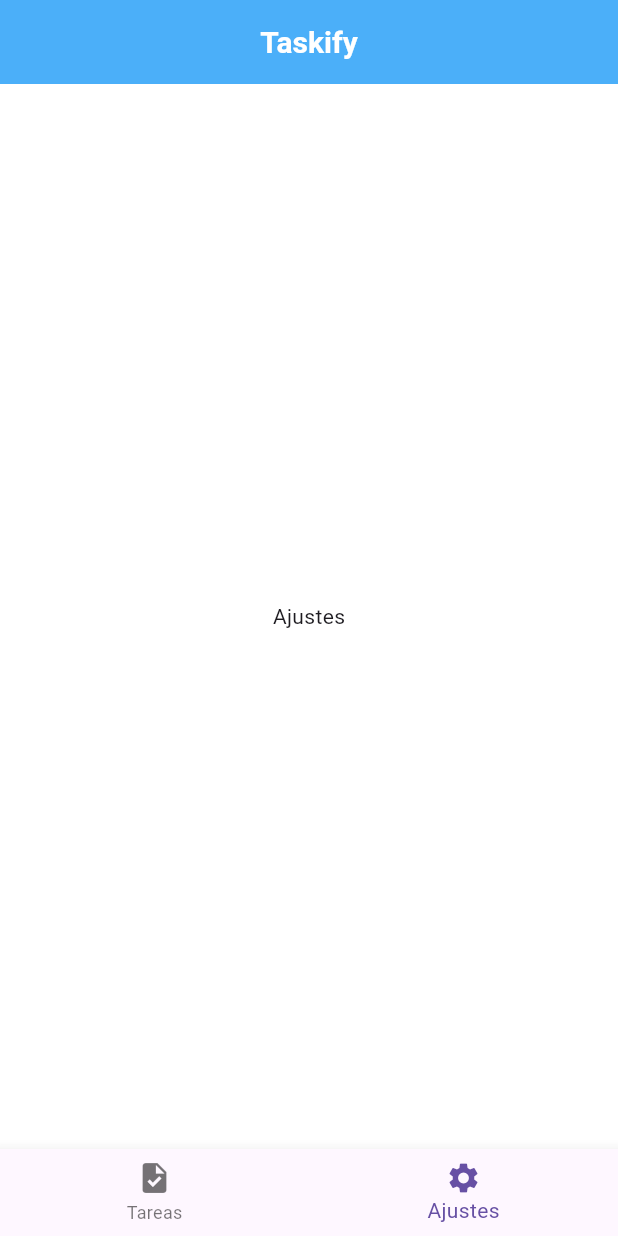
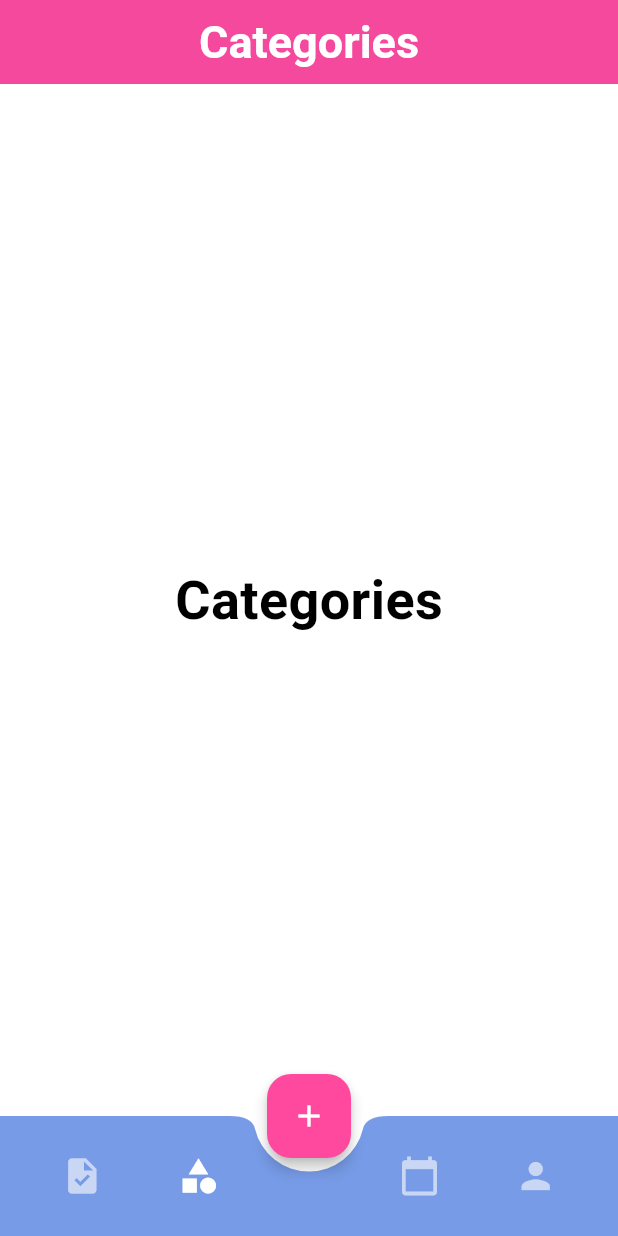
Before and after one commit to PedroCB192/Taskify, a Flutter app: the screen it shows once a user with an empty profile is signed in, item 2 of the bottom bar chosen, on a phone screen of 412 x 824 dp. Run offline on Flutter 3.47's test engine with Material 3 defaults, Android fonts, the phone set to English and light mode, and no system bars; our stand-ins replace cloud_firestore, firebase_auth, firebase_core; accounts and stored records are empty.

Commit message:
feat: Add calendar, categories, and profile screens; implement task management models and create task modal

```diff
--- a/lib/core/constants/app_colors.dart
+++ b/lib/core/constants/app_colors.dart
@@ -1,5 +1,3 @@
-import 'dart:ui';
-
 import 'package:flutter/material.dart';
 
 class AppColors {
--- a/lib/core/constants/app_themes.dart
+++ b/lib/core/constants/app_themes.dart
@@ -7,14 +7,11 @@ ThemeData appLightTheme = ThemeData(
 
   // ========== AppBar Global ==========
   appBarTheme: AppBarTheme(
-      backgroundColor: AppColors.argentinianBlue,
+    backgroundColor: AppColors.roseBonbon,
     foregroundColor: Colors.white,
     centerTitle: true,
     elevation: 2,
-      titleTextStyle: const TextStyle(
-        fontSize: 20,
-        fontWeight: FontWeight.w600,
-      ),
+    titleTextStyle: const TextStyle(fontSize: 20, fontWeight: FontWeight.w600),
   ),
 
   // ========== BottomAppBar Global ==========
@@ -32,20 +29,21 @@ ThemeData appLightTheme = ThemeData(
   ),
 
   // ========== IconButtons (BottomNav) ==========
-    iconTheme: IconThemeData(
-      color: Colors.white, // Color por defecto
-      size: 28,
-    ),
+  iconTheme: IconThemeData(color: Colors.white, size: 28),
 
-  // ========== TextTheme ==========
+  // ========== Inputs (TextField, DropdownMenu) ==========
   inputDecorationTheme: InputDecorationTheme(
     border: OutlineInputBorder(
       borderRadius: BorderRadius.circular(10),
-      borderSide: BorderSide(color: AppColors.lavenderFloral),
+      borderSide: BorderSide(color: AppColors.argentinianBlue),
     ),
     focusedBorder: OutlineInputBorder(
-      borderSide: BorderSide(color: AppColors.argentinianBlue),
+      borderRadius: BorderRadius.circular(10),
+      borderSide: BorderSide(color: AppColors.argentinianBlue, width: 1.5),
     ),
+    contentPadding: const EdgeInsets.symmetric(vertical: 16, horizontal: 12),
+    filled: true,
+    fillColor: AppColors.backgroundLight,
     labelStyle: TextStyle(color: AppColors.textSecondary),
   ),
 
@@ -55,9 +53,7 @@ ThemeData appLightTheme = ThemeData(
       backgroundColor: AppColors.roseBonbon,
       foregroundColor: Colors.white,
       padding: const EdgeInsets.symmetric(vertical: 16),
-      shape: RoundedRectangleBorder(
-        borderRadius: BorderRadius.circular(10),
-      ),
+      shape: RoundedRectangleBorder(borderRadius: BorderRadius.circular(10)),
     ),
   ),
 
@@ -66,16 +62,27 @@ ThemeData appLightTheme = ThemeData(
     style: OutlinedButton.styleFrom(
       side: BorderSide(color: AppColors.argentinianBlue),
       padding: const EdgeInsets.symmetric(vertical: 16),
-      shape: RoundedRectangleBorder(
-        borderRadius: BorderRadius.circular(10),
-      ),
+      shape: RoundedRectangleBorder(borderRadius: BorderRadius.circular(10)),
     ),
   ),
 
   // ========== TextButton ==========
   textButtonTheme: TextButtonThemeData(
-    style: TextButton.styleFrom(
-      foregroundColor: AppColors.argentinianBlue,
+    style: TextButton.styleFrom(foregroundColor: AppColors.argentinianBlue),
+  ),
+
+  // ========== DropdownMenu ==========
+  dropdownMenuTheme: DropdownMenuThemeData(
+    menuStyle: MenuStyle(
+      backgroundColor: WidgetStateProperty.all(AppColors.backgroundLight),
+      elevation: WidgetStateProperty.all(4),
+      side: WidgetStateProperty.all(
+        BorderSide(color: AppColors.argentinianBlue),
+      ),
+      shape: WidgetStateProperty.all(
+        RoundedRectangleBorder(borderRadius: BorderRadius.circular(10)),
+      ),
+      padding: WidgetStateProperty.all(const EdgeInsets.symmetric(vertical: 8)),
     ),
   ),
 );
--- /dev/null
+++ b/lib/features/categories/screens/categories.dart
@@ -0,0 +1,26 @@
+import 'package:flutter/material.dart';
+
+class Categories extends StatelessWidget {
+  const Categories({super.key});
+
+  @override
+  Widget build(BuildContext context) {
+    return Scaffold(
+      body: Center(
+        child: Column(
+          mainAxisAlignment: MainAxisAlignment.center,
+          children: [
+            const Text(
+              'Categories',
+              style: TextStyle(
+                fontSize: 36,
+                fontWeight: FontWeight.bold,
+                color: Colors.black,
+              ),
+            ),
+          ],
+        )
+      ),
+    );
+  }
+}
--- /dev/null
+++ b/lib/features/tasks/datasourse/synce_manager.dart
@@ -0,0 +1 @@
+class SynceManager {}
--- /dev/null
+++ b/lib/features/tasks/models/subtask.dart
@@ -0,0 +1,6 @@
+class Subtask {
+  final String nombre;
+  final bool completada;
+
+  Subtask({required this.nombre, this.completada = false});
+}
--- a/lib/main.dart
+++ b/lib/main.dart
@@ -4,14 +4,16 @@ import 'package:taskify/core/constants/app_themes.dart';
 import 'package:taskify/features/auth/datasourse/auth_wrapper.dart';
 import 'package:taskify/features/auth/screens/login.dart';
 import 'package:taskify/features/auth/screens/register.dart';
+import 'package:taskify/features/calendar/screens/calendar.dart';
+import 'package:taskify/features/categories/screens/categories.dart';
+import 'package:taskify/features/profile/screens/profile.dart';
 import 'package:taskify/features/tasks/screens/tasks.dart';
+import 'package:taskify/features/tasks/widgets/tasks_create_modal.dart';
 import 'package:taskify/firebase_options.dart';
 
 void main() async {
   WidgetsFlutterBinding.ensureInitialized();
-  await Firebase.initializeApp(
-    options: DefaultFirebaseOptions.currentPlatform,
-  );
+  await Firebase.initializeApp(options: DefaultFirebaseOptions.currentPlatform);
   runApp(const MainApp());
 }
 
@@ -43,37 +45,105 @@ class MainLayout extends StatefulWidget {
 class _MainLayoutState extends State<MainLayout> {
   int _currentIndex = 0;
 
-  final List<Widget> _screens = [
-    const Tasks(),
-    Container(color: Colors.white, child: const Center(child: Text('Ajustes'))) // Pantalla de ajustes (placeholder)
-  ];
+  final List<Widget> _screens = [Tasks(), Categories(), Calendar(), Profile()];
+
+  final List _leading = [null, null, null, null];
+
+  void _onItemTapped(int index) {
+    if (_currentIndex == index) return;
+
+    setState(() {
+      _currentIndex = index;
+    });
+  }
 
   @override
   Widget build(BuildContext context) {
     return Scaffold(
       appBar: AppBar(
-        title: const Text('Taskify'),
-        centerTitle: true,
+        title: Text(
+          _getAppBarTitle(_currentIndex),
+          style: const TextStyle(fontSize: 30, color: Colors.white),
+        ),
+        leading: _leading[_currentIndex],
       ),
       body: _screens[_currentIndex],
-      bottomNavigationBar: BottomNavigationBar(
-        currentIndex: _currentIndex,
-        items: const [
-          BottomNavigationBarItem(
-            icon: Icon(Icons.task),
-            label: 'Tareas',
-          ),
-          BottomNavigationBarItem(
-            icon: Icon(Icons.settings),
-            label: 'Ajustes',
-          ),
-        ],
-        onTap: (index) {
-          setState(() {
-            _currentIndex = index;
-          });
+      floatingActionButton: FloatingActionButton(
+        onPressed: () {
+          showModalBottomSheet(
+            context: context,
+            isScrollControlled: true,
+            backgroundColor: Colors.transparent,
+            builder: (context) {
+              return Padding(
+                padding: EdgeInsets.only(
+                  bottom: MediaQuery.of(context).viewInsets.bottom,
+                ),
+                child: Container(
+                  decoration: BoxDecoration(
+                    color: Colors.white,
+                    borderRadius: BorderRadius.vertical(
+                      top: Radius.circular(20),
+                    ),
+                  ),
+                  constraints: BoxConstraints(
+                    maxHeight: MediaQuery.of(context).size.height * 0.9,
+                  ),
+                  child: SingleChildScrollView(
+                    child: Padding(
+                      padding: const EdgeInsets.symmetric(
+                        horizontal: 16,
+                        vertical: 16,
+                      ),
+                      child: TasksCreateModal(),
+                    ),
+                  ),
+                ),
+              );
+            },
+          );
         },
+        child: const Icon(Icons.add),
+      ),
+      floatingActionButtonLocation: FloatingActionButtonLocation.centerDocked,
+      bottomNavigationBar: BottomAppBar(
+        notchMargin: 9.0,
+        shape: const CircularNotchedRectangle(),
+        child: Row(
+          mainAxisAlignment: MainAxisAlignment.spaceAround,
+          children: [
+            _buildNavIcon(0, Icons.task),
+            _buildNavIcon(1, Icons.category),
+            const SizedBox(width: 40), // Espacio para el FAB
+            _buildNavIcon(2, Icons.calendar_today),
+            _buildNavIcon(3, Icons.person),
+          ],
+        ),
       ),
     );
   }
+
+  Widget _buildNavIcon(int index, IconData icon) {
+    return IconButton(
+      icon: Icon(icon),
+      onPressed: () => _onItemTapped(index),
+      color:
+          _currentIndex == index ? Colors.white : Colors.white.withOpacity(0.6),
+    );
+  }
+
+  String _getAppBarTitle(int index) {
+    switch (index) {
+      case 0:
+        return 'Tasks';
+      case 1:
+        return 'Categories';
+      case 2:
+        return 'Calendar';
+      case 3:
+        return 'P';
+      default:
+        return 'Taskify';
+    }
+  }
 }
--- a/pubspec.yaml
+++ b/pubspec.yaml
@@ -12,6 +12,7 @@ dependencies:
   firebase_core: ^3.13.0
   firebase_auth: ^5.5.2
   cloud_firestore: ^5.6.6
+  intl: ^0.18.1
 
 dev_dependencies:
   flutter_test:
```
Also changed, not shown: lib/features/auth/screens/register.dart (+15 -12 lines), lib/features/calendar/screens/calendar.dart (added, +26 -0 lines), lib/features/profile/screens/profile.dart (added, +26 -0 lines), lib/features/tasks/models/category.dart (added, +7 -0 lines), lib/features/tasks/models/task.dart (added, +24 -0 lines), lib/features/tasks/screens/tasks.dart (+17 -7 lines), lib/features/tasks/widgets/tasks_create_modal.dart (added, +205 -0 lines), pubspec.lock, 4 other files. Lines whose indentation alone changed are shown as unchanged.
